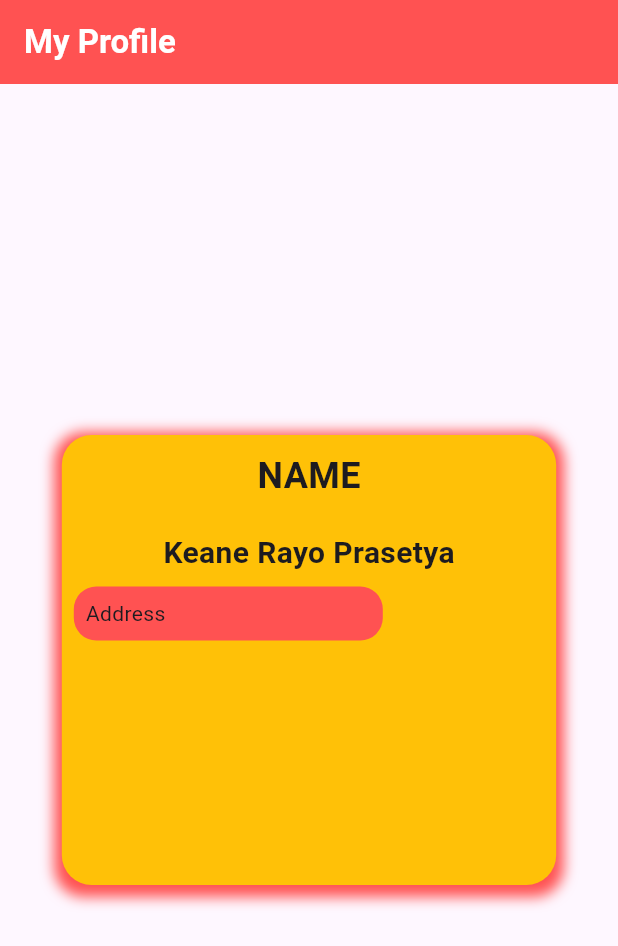
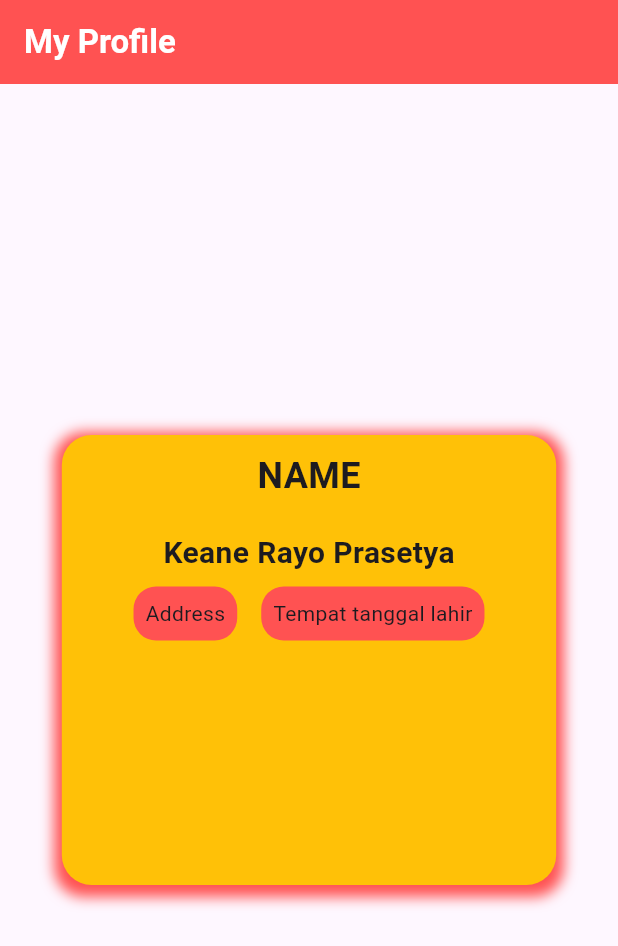
Before and after one commit to keaneray-o/flutter_profile_card, a Flutter app: the screen it shows after launch, on a phone screen of 412 x 824 dp. Shown: the top 946 px of the screen. Run offline on Flutter 3.47's test engine with Material 3 defaults, Android fonts, the phone set to English and light mode, and no system bars.

Commit message:
belajar Row

```diff
--- a/lib/profile.dart
+++ b/lib/profile.dart
@@ -50,19 +50,27 @@ class ProfileCard extends StatelessWidget {
                       ),
                     ),
                   ),
-                  SizedBox(height: 10),
+                  SizedBox(height: 10,),
                   Text(
                     'Keane Rayo Prasetya',
                     style: TextStyle(fontSize: 20, fontWeight: FontWeight.bold),
                   ),
                   Row(
+                    mainAxisAlignment: MainAxisAlignment.center,
+                    /**
+                     * start itu kiri
+                     * center itu tengah
+                     * end itu kanan
+                     * spaceBetween itu ke pojok dari bagian
+                     * spaceAround itu ke tangah pojok dari bagian
+                     * spaceEvenly itu ke tangah hampir mirip SpaceAround
+                     */
                     children: <Widget>[
                     Column(
                       children: <Widget>[
                         Padding(
                           padding: const EdgeInsets.all(8.0),
                           child: Container(
-                            width: MediaQuery.of(context).size.width * 0.5,
                             decoration: BoxDecoration(
                               color: Colors.redAccent,
                               borderRadius: BorderRadius.circular(15,),
@@ -74,7 +82,23 @@ class ProfileCard extends StatelessWidget {
                         )
                       ],
                     ),
-                    Column(),
+                    Padding(
+                      padding: const EdgeInsets.all(8.0),
+                      child: Column(
+                        children: <Widget>[
+                          Container(
+                            decoration: BoxDecoration(
+                              color: Colors.redAccent,
+                              borderRadius: BorderRadius.circular(15,),
+                            ),
+                            child: Padding(
+                              padding: const EdgeInsets.all(8.0),
+                              child: Text('Tempat tanggal lahir'),
+                            ),
+                          )
+                        ],
+                      ),
+                    ),
                     ],
                     ),
                 ],
```
